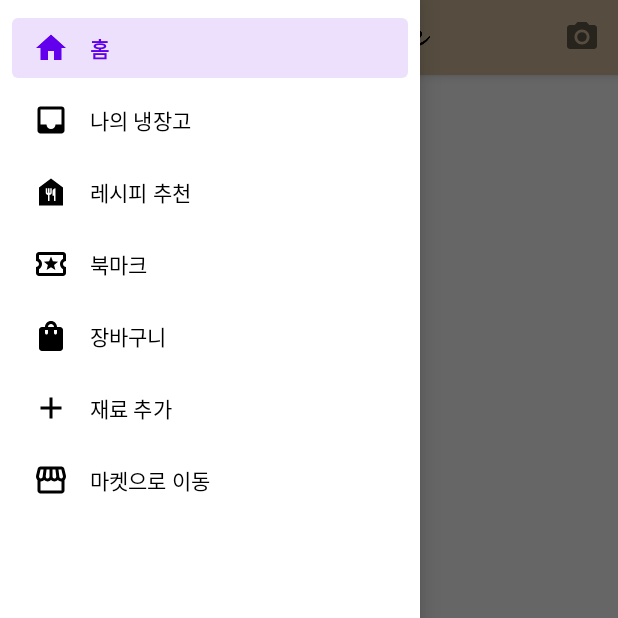
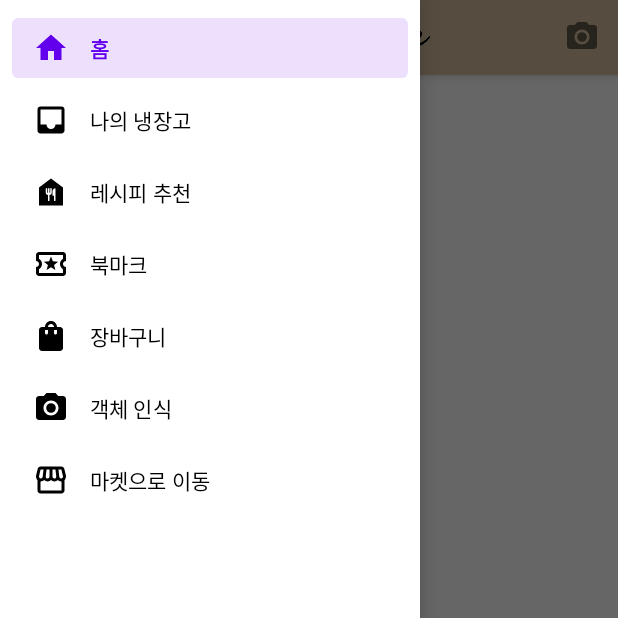
Before and after one commit to wjsehdlf77/OliveRecipe, an Android app: the screen it shows after launch (MainActivity), with the side drawer open, on a phone screen of 412 x 824 dp, the top half of it. Run offline under Robolectric (Android 15) with nearby library versions, the light colour scheme and no system bars; our stand-ins replace navigation-ui.

Commit message:
객체 인식 아이콘 수정

```diff
--- a/app/src/main/res/menu/activity_main_drawer.xml
+++ b/app/src/main/res/menu/activity_main_drawer.xml
@@ -31,9 +31,9 @@
             android:title="장바구니"/>
         <item
             android:id="@+id/action_add"
-            android:icon="@drawable/ic_add"
+            android:icon="@drawable/ic_camera"
             android:enabled="true"
-            android:title="재료 추가"/>
+            android:title="객체 인식"/>
         <item
             android:id="@+id/action_market"
             android:icon="@drawable/ic_baseline_storefront_24"
--- a/app/src/main/res/navigation/mobile_navigation.xml
+++ b/app/src/main/res/navigation/mobile_navigation.xml
@@ -45,7 +45,7 @@
     <fragment
         android:id="@+id/action_add"
         android:name="com.example.oliverecipe.navigation.AddFoodViewFragment"
-        android:label="재료 추가"
+        android:label="객체 인식"
         tools:layout="@layout/fragment_add" >
         <action
             android:id="@+id/action_action_add_to_myAddFragment"
```
Also changed, not shown: app/src/main/java/com/example/oliverecipe/MainActivity.kt (line endings or trailing spaces).
